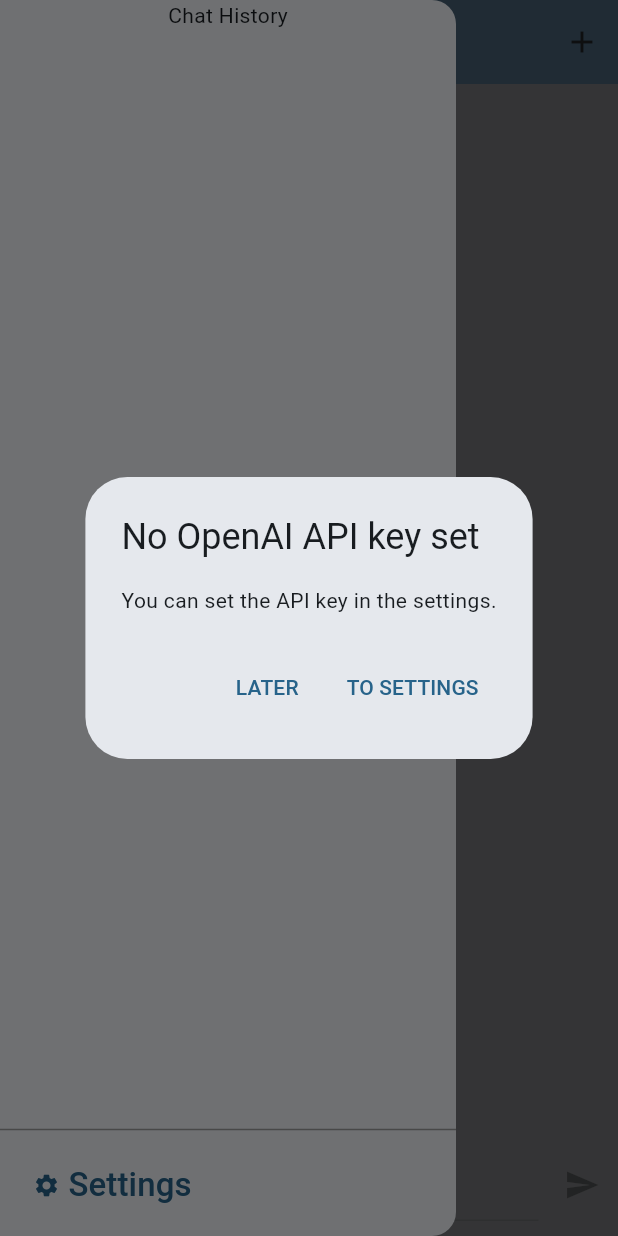
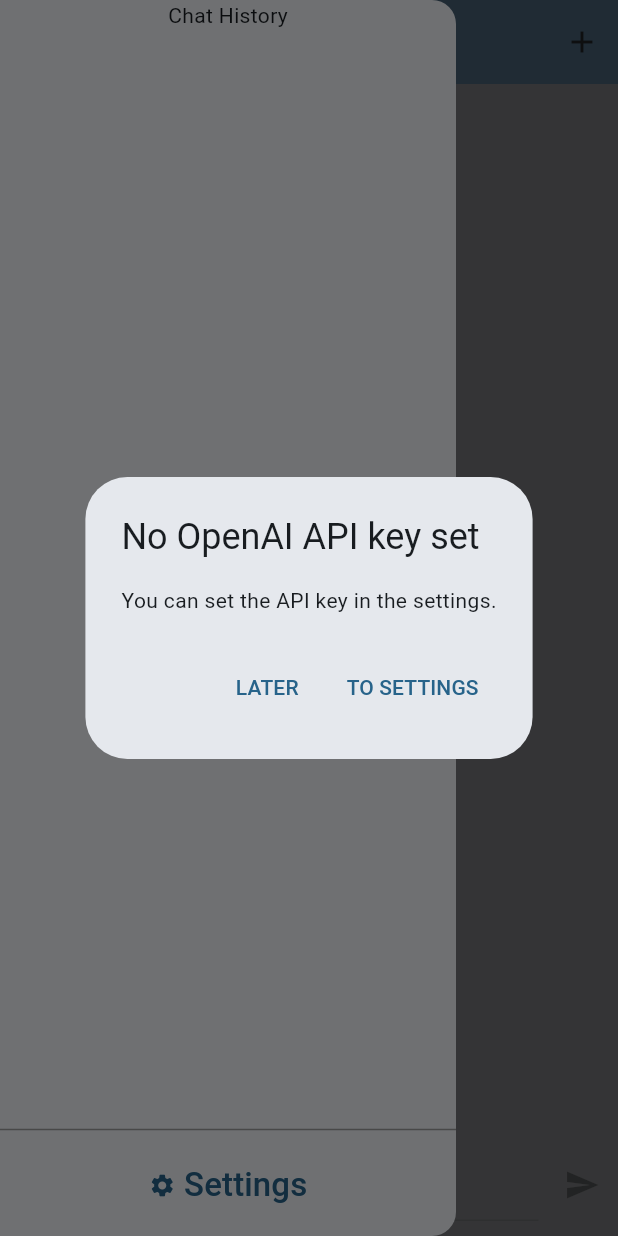
Before and after one commit to sbeugen/chatgpt_clone, a Flutter app: the screen it shows after launch, with the side drawer open, on a phone screen of 412 x 824 dp. Run offline on Flutter 3.47's test engine with Material 3 defaults, Android fonts, the light colour scheme and no system bars; our stand-ins replace go_router, settings_ui, shared_preferences; missing offline and left inert: dart_openai.

Commit message:
temporary design improvements

```diff
--- a/lib/pages/chat/chat_page.dart
+++ b/lib/pages/chat/chat_page.dart
@@ -66,7 +66,12 @@
           Expanded(
             child: ListView(
               children: chatGPTModel.currentChat.messages
-                  .map((chatMessage) => Text(chatMessage.text))
+                  .map((chatMessage) => Container(
+                      color: chatMessage.type == ChatMessageTypes.response &&
+                              chatMessage.text.isNotEmpty
+                          ? Colors.grey.withAlpha(30)
+                          : null,
+                      child: Text(chatMessage.text)))
                   .toList(),
             ),
           ),
--- a/lib/widgets/main_drawer.dart
+++ b/lib/widgets/main_drawer.dart
@@ -27,6 +27,7 @@
                           context.push(Routes.settings.path);
                         },
                         child: const Row(
+                          mainAxisAlignment: MainAxisAlignment.center,
                           children: [
                             Icon(Icons.settings),
                             Text(
```
